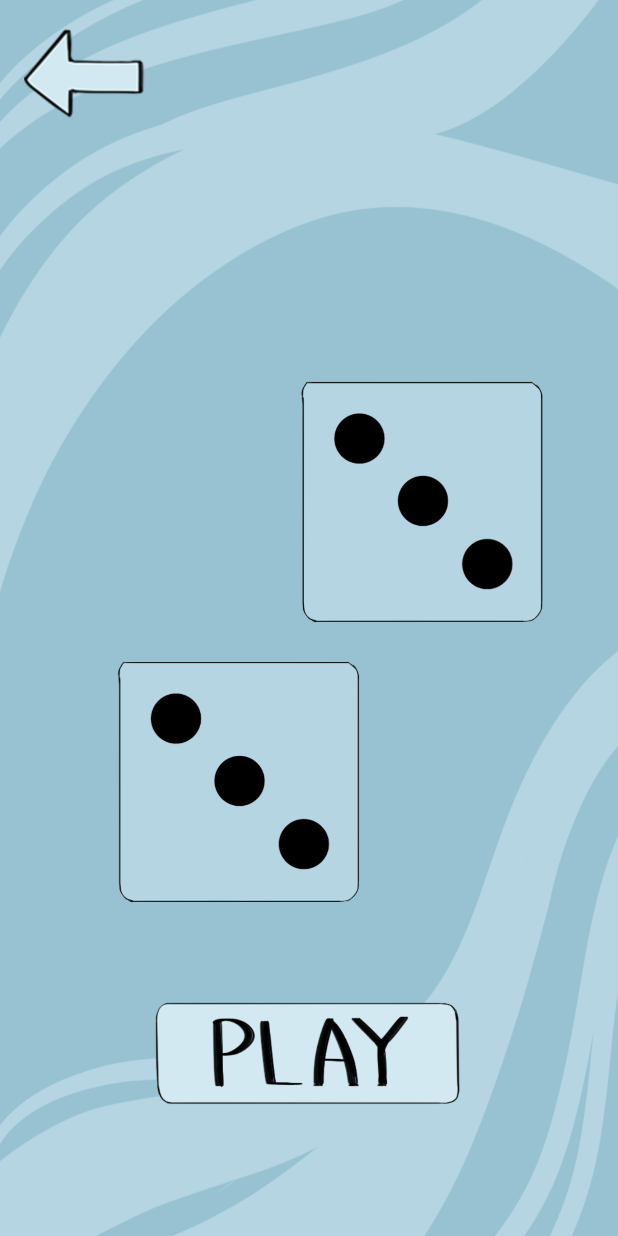
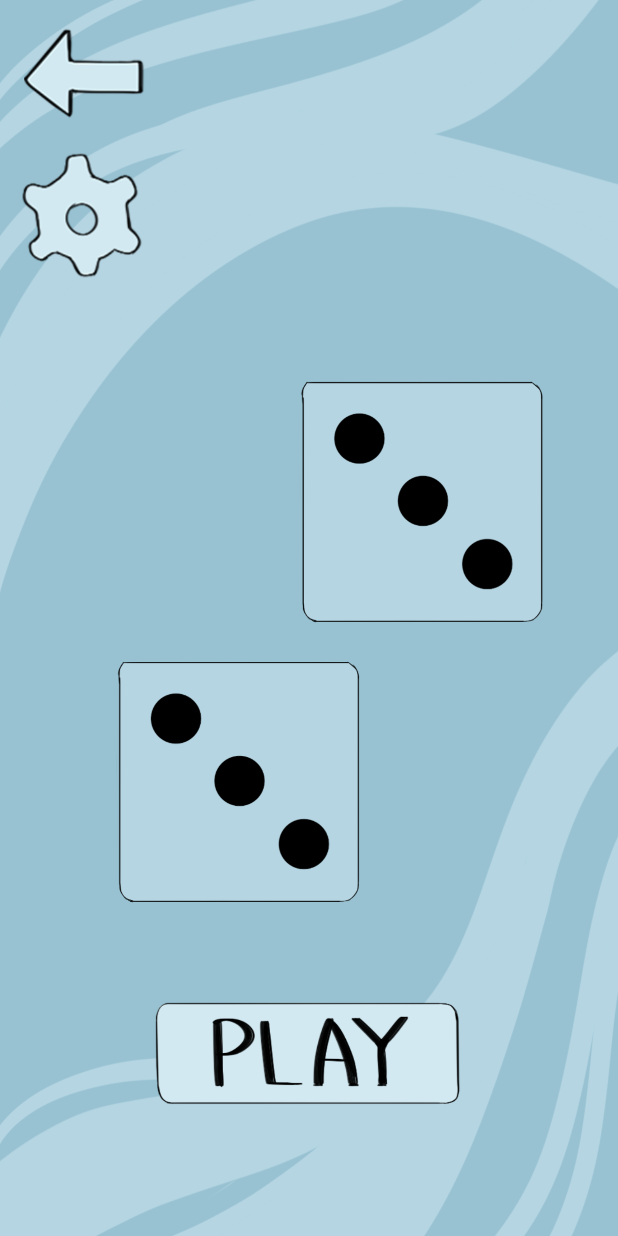
Before and after one commit to MDAsDEV/Kubiks, an Android app: the two_kubiks screen opened directly, with no data from a screen before it, on a phone screen of 412 x 824 dp. Run offline under Robolectric (Android 15) with nearby library versions, the phone set to English and light mode, and no system bars.

Commit message:
add_settings_design

```diff
--- a/app/src/main/res/layout/activity_two_kubiks.xml
+++ b/app/src/main/res/layout/activity_two_kubiks.xml
@@ -39,7 +39,21 @@
         app:layout_constraintTop_toTopOf="parent"
         app:layout_constraintVertical_bias="0.904"
         app:srcCompat="@drawable/playbutton" />
-
+    <ImageButton
+        android:id="@+id/setbutton"
+        android:layout_width="106dp"
+        android:layout_height="83dp"
+        android:adjustViewBounds="true"
+        android:background="@null"
+        android:contentDescription="@string/setbut"
+        android:scaleType="fitCenter"
+        app:layout_constraintBottom_toBottomOf="parent"
+        app:layout_constraintEnd_toEndOf="parent"
+        app:layout_constraintHorizontal_bias="0.009"
+        app:layout_constraintStart_toStartOf="parent"
+        app:layout_constraintTop_toTopOf="parent"
+        app:layout_constraintVertical_bias="0.138"
+        app:srcCompat="@drawable/settings" />
     <ImageView
         android:id="@+id/imageViewdown"
         android:layout_width="wrap_content"
@@ -54,8 +68,10 @@
         android:layout_width="wrap_content"
         android:layout_height="wrap_content"
         android:contentDescription="@string/imgviewone"
+        android:visibility="visible"
+        app:srcCompat="@drawable/diceuth"
         tools:layout_editor_absoluteX="0dp"
         tools:layout_editor_absoluteY="0dp"
-        app:srcCompat="@drawable/diceuth" />
+        tools:visibility="visible" />
 
 </androidx.constraintlayout.widget.ConstraintLayout>
--- a/app/src/main/res/values/strings.xml
+++ b/app/src/main/res/values/strings.xml
@@ -10,4 +10,9 @@
     <string name="imgviewone">TODO</string>
     <string name="onedice">TODO</string>
     <string name="startimg">TODO</string>
+    <string name="setfour">setfour</string>
+    <string name="setfour">setfour</string>
+    <string name="settwo">settwo</string>
+    <string name="setone">setone</string>
+    <string name="setbut">TODO</string>
 </resources>
```
Also changed, not shown: app/src/main/res/layout/activity_one_cubik.xml (+15 -0 lines), app/src/main/res/layout/activity_second.xml (+66 -0 lines).
